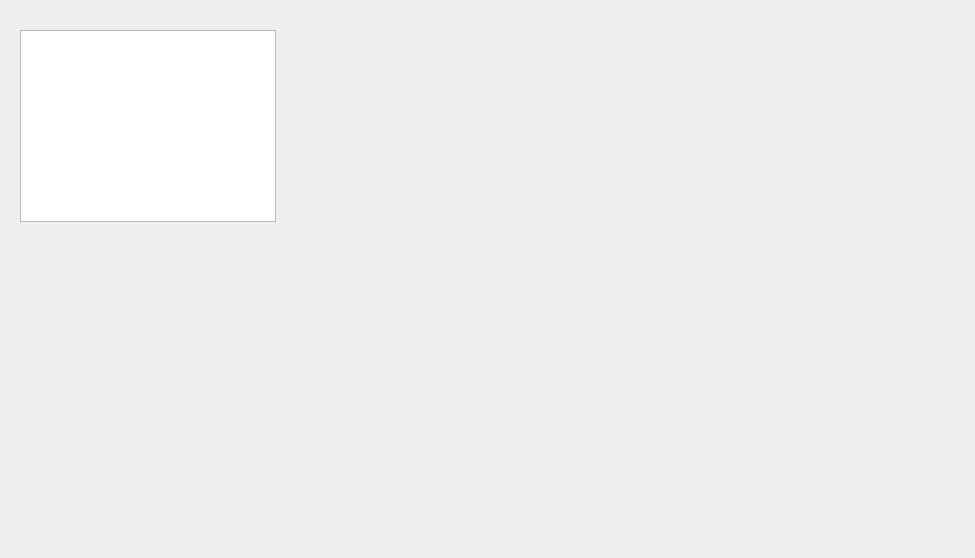
Above: SymbolScanner/WinImageFilterOptions.ui from veeman/SymbolScanner before the change. Below: the same form after it.
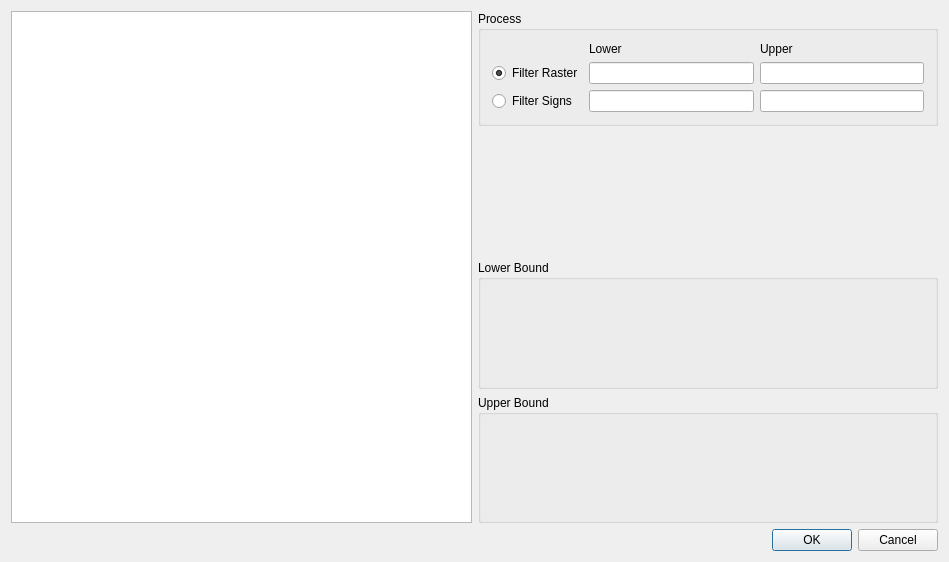
That is the form after the change. Custom widgets are drawn as their Qt base class.

Commit message: select raser/sign filter

What changed in the file:
```diff
--- a/SymbolScanner/WinImageFilterOptions.ui
+++ b/SymbolScanner/WinImageFilterOptions.ui
@@ -6,25 +6,178 @@
    <rect>
     <x>0</x>
     <y>0</y>
-    <width>975</width>
-    <height>558</height>
+    <width>949</width>
+    <height>562</height>
    </rect>
   </property>
   <property name="windowTitle">
    <string>WinImageFilterOptions</string>
   </property>
-  <widget class="QGraphicsView" name="graphicsView">
-   <property name="geometry">
-    <rect>
-     <x>20</x>
-     <y>30</y>
-     <width>256</width>
-     <height>192</height>
-    </rect>
-   </property>
-  </widget>
+  <layout class="QVBoxLayout" name="verticalLayout_2">
+   <item>
+    <layout class="QHBoxLayout" name="horizontalLayout_4">
+     <item>
+      <widget class="QGraphicsView" name="graphicsViewProcessed"/>
+     </item>
+     <item>
+      <widget class="QWidget" name="widget" native="true">
+       <property name="maximumSize">
+        <size>
+         <width>500</width>
+         <height>16777215</height>
+        </size>
+       </property>
+       <layout class="QVBoxLayout" name="verticalLayout">
+        <property name="leftMargin">
+         <number>0</number>
+        </property>
+        <property name="topMargin">
+         <number>0</number>
+        </property>
+        <property name="rightMargin">
+         <number>0</number>
+        </property>
+        <property name="bottomMargin">
+         <number>0</number>
+        </property>
+        <item>
+         <widget class="QGroupBox" name="groupBoxProcess">
+          <property name="title">
+           <string>Process</string>
+          </property>
+          <layout class="QGridLayout" name="gridLayout">
+           <item row="1" column="3">
+            <widget class="color_widgets::ColorLineEdit" name="colorLineEditRasterUpper"/>
+           </item>
+           <item row="2" column="2">
+            <widget class="color_widgets::ColorLineEdit" name="colorLineEditSignsLower"/>
+           </item>
+           <item row="2" column="3">
+            <widget class="color_widgets::ColorLineEdit" name="colorLineEditSignsUpper"/>
+           </item>
+           <item row="1" column="2">
+            <widget class="color_widgets::ColorLineEdit" name="colorLineEditRasterLower"/>
+           </item>
+           <item row="1" column="0">
+            <widget class="QRadioButton" name="radioButtonRaster">
+             <property name="text">
+              <string>Filter Raster</string>
+             </property>
+             <property name="checked">
+              <bool>true</bool>
+             </property>
+             <attribute name="buttonGroup">
+              <string notr="true">buttonGroup</string>
+             </attribute>
+            </widget>
+           </item>
+           <item row="2" column="0">
+            <widget class="QRadioButton" name="radioButtonSign">
+             <property name="text">
+              <string>Filter Signs</string>
+             </property>
+             <attribute name="buttonGroup">
+              <string notr="true">buttonGroup</string>
+             </attribute>
+            </widget>
+           </item>
+           <item row="0" column="2">
+            <widget class="QLabel" name="label">
+             <property name="text">
+              <string>Lower</string>
+             </property>
+            </widget>
+           </item>
+           <item row="0" column="3">
+            <widget class="QLabel" name="label_2">
+             <property name="text">
+              <string>Upper</string>
+             </property>
+            </widget>
+           </item>
+          </layout>
+         </widget>
+        </item>
+        <item>
+         <spacer name="verticalSpacer">
+          <property name="orientation">
+           <enum>Qt::Vertical</enum>
+          </property>
+          <property name="sizeHint" stdset="0">
+           <size>
+            <width>20</width>
+            <height>40</height>
+           </size>
+          </property>
+         </spacer>
+        </item>
+        <item>
+         <widget class="QGroupBox" name="groupBoxLower">
+          <property name="sizePolicy">
+           <sizepolicy hsizetype="Expanding" vsizetype="Expanding">
+            <horstretch>0</horstretch>
+            <verstretch>0</verstretch>
+           </sizepolicy>
+          </property>
+          <property name="title">
+           <string>Lower Bound</string>
+          </property>
+          <layout class="QHBoxLayout" name="horizontalLayout_2">
+           <item>
+            <widget class="WidgetColorSelector" name="widgetLowerFilter" native="true"/>
+           </item>
+          </layout>
+         </widget>
+        </item>
+        <item>
+         <widget class="QGroupBox" name="groupBoxUpper">
+          <property name="sizePolicy">
+           <sizepolicy hsizetype="Expanding" vsizetype="Expanding">
+            <horstretch>0</horstretch>
+            <verstretch>0</verstretch>
+           </sizepolicy>
+          </property>
+          <property name="title">
+           <string>Upper Bound</string>
+          </property>
+          <layout class="QHBoxLayout" name="horizontalLayout">
+           <item>
+            <widget class="WidgetColorSelector" name="widgetUpperFilter" native="true"/>
+           </item>
+          </layout>
+         </widget>
+        </item>
+       </layout>
+      </widget>
+     </item>
+    </layout>
+   </item>
+   <item>
+    <widget class="QDialogButtonBox" name="buttonBox">
+     <property name="standardButtons">
+      <set>QDialogButtonBox::Cancel|QDialogButtonBox::Ok</set>
+     </property>
+    </widget>
+   </item>
+  </layout>
  </widget>
  <layoutdefault spacing="6" margin="11"/>
+ <customwidgets>
+  <customwidget>
+   <class>color_widgets::ColorLineEdit</class>
+   <extends>QLineEdit</extends>
+   <header>color_line_edit.hpp</header>
+  </customwidget>
+  <customwidget>
+   <class>WidgetColorSelector</class>
+   <extends>QWidget</extends>
+   <header>WidgetColorSelector.h</header>
+   <container>1</container>
+   <slots>
+    <signal>colorChanged(QColor)</signal>
+   </slots>
+  </customwidget>
+ </customwidgets>
  <resources/>
  <connections/>
 </ui>
```
Left out of the diff: 3 changed lines with no effect on the pictures. The commit also changes 3 other files.
